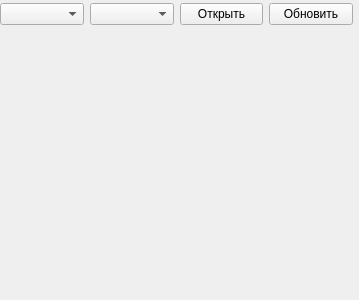
alkyl1978/QTreader, file form.ui: the form before one commit.
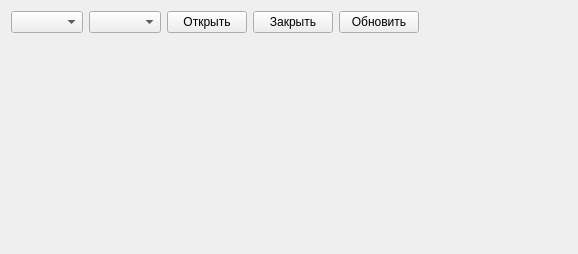
The form after the commit.

```diff
--- a/form.ui
+++ b/form.ui
@@ -6,22 +6,15 @@
    <rect>
     <x>0</x>
     <y>0</y>
-    <width>359</width>
-    <height>300</height>
+    <width>578</width>
+    <height>254</height>
    </rect>
   </property>
   <property name="windowTitle">
    <string>Form</string>
   </property>
-  <widget class="QWidget" name="layoutWidget">
-   <property name="geometry">
-    <rect>
-     <x>0</x>
-     <y>0</y>
-     <width>353</width>
-     <height>29</height>
-    </rect>
-   </property>
+  <layout class="QVBoxLayout" name="verticalLayout_3">
+   <item>
    <layout class="QHBoxLayout" name="horizontalLayout">
     <item>
      <widget class="QComboBox" name="cmbcom"/>
@@ -36,6 +29,13 @@
       </property>
      </widget>
     </item>
+     <item>
+      <widget class="QPushButton" name="BtnDisconect">
+       <property name="text">
+        <string>Закрыть</string>
+       </property>
+      </widget>
+     </item>
     <item>
      <widget class="QPushButton" name="pbtupdate">
       <property name="text">
@@ -43,8 +43,38 @@
       </property>
      </widget>
     </item>
-   </layout>
-  </widget>
+     <item>
+      <spacer name="horizontalSpacer">
+       <property name="orientation">
+        <enum>Qt::Horizontal</enum>
+       </property>
+       <property name="sizeHint" stdset="0">
+        <size>
+         <width>40</width>
+         <height>20</height>
+        </size>
+       </property>
+      </spacer>
+     </item>
+    </layout>
+   </item>
+   <item>
+    <spacer name="verticalSpacer">
+     <property name="orientation">
+      <enum>Qt::Vertical</enum>
+     </property>
+     <property name="sizeHint" stdset="0">
+      <size>
+       <width>20</width>
+       <height>40</height>
+      </size>
+     </property>
+    </spacer>
+   </item>
+   <item>
+    <layout class="QVBoxLayout" name="verticalLayout"/>
+   </item>
+  </layout>
  </widget>
  <resources/>
  <connections/>
```
Left out of the diff: 2 changed lines with no effect on the pictures. Lines whose indentation alone changed are shown as unchanged.
